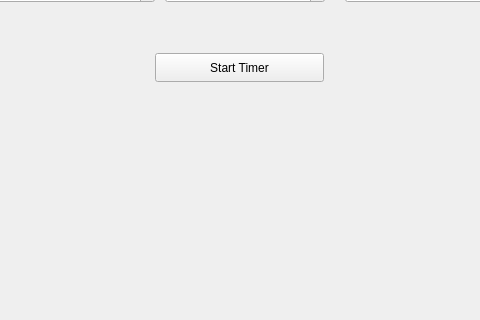
First picture: the form in mainwindow.ui, repository alexandra-len/PomodoroTimer, before the edit; both pictures show x 145 to 625 and y 137 to 457 of the 771 by 578 pixel window.
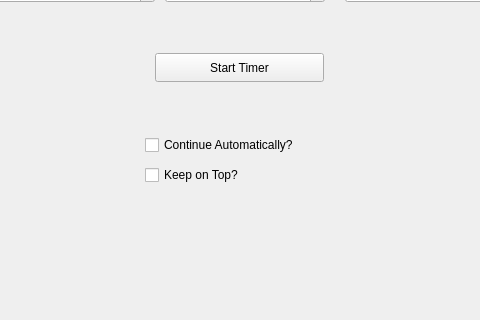
Second picture: the form after the edit. The open tabs and pages were chosen to show the change.

Diff of the .ui file:
```diff
--- a/mainwindow.ui
+++ b/mainwindow.ui
@@ -133,6 +133,32 @@
        <string/>
       </property>
      </widget>
+     <widget class="QCheckBox" name="continueCheckBox">
+      <property name="geometry">
+       <rect>
+        <x>300</x>
+        <y>270</y>
+        <width>191</width>
+        <height>24</height>
+       </rect>
+      </property>
+      <property name="text">
+       <string>Continue Automatically?</string>
+      </property>
+     </widget>
+     <widget class="QCheckBox" name="keepOnTopCheckBox">
+      <property name="geometry">
+       <rect>
+        <x>300</x>
+        <y>300</y>
+        <width>191</width>
+        <height>24</height>
+       </rect>
+      </property>
+      <property name="text">
+       <string>Keep on Top?</string>
+      </property>
+     </widget>
     </widget>
     <widget class="QWidget" name="page_2">
      <widget class="QWidget" name="gridLayoutWidget">
```
Left out of the diff: 13 changed lines with no effect on the pictures.
